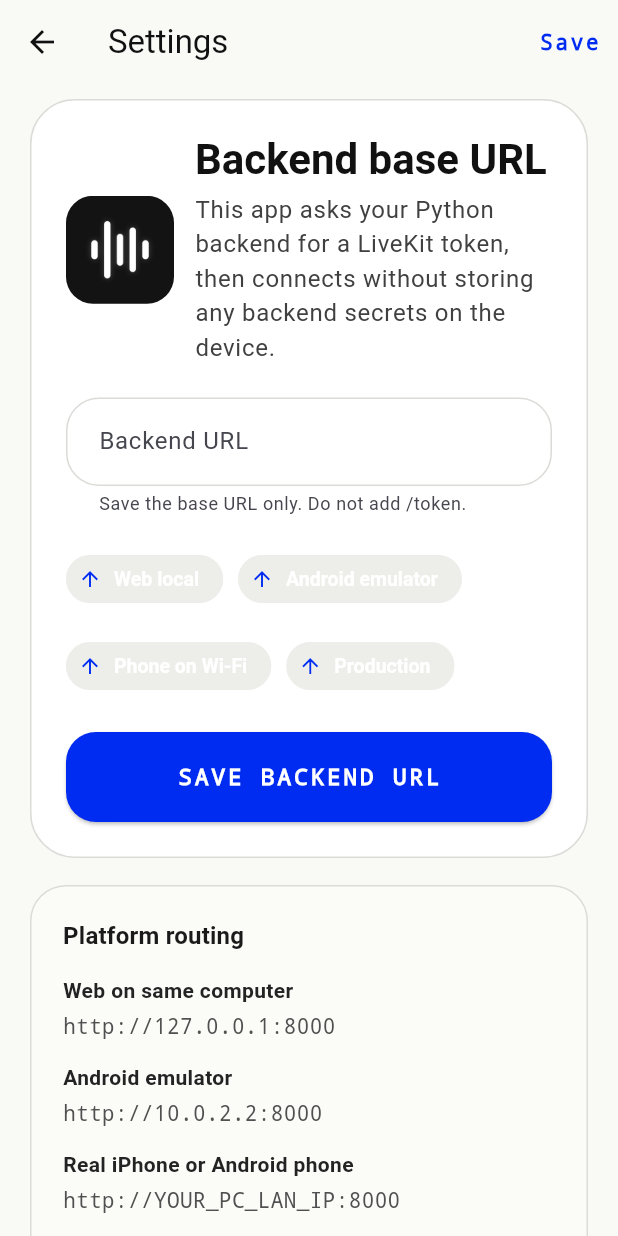
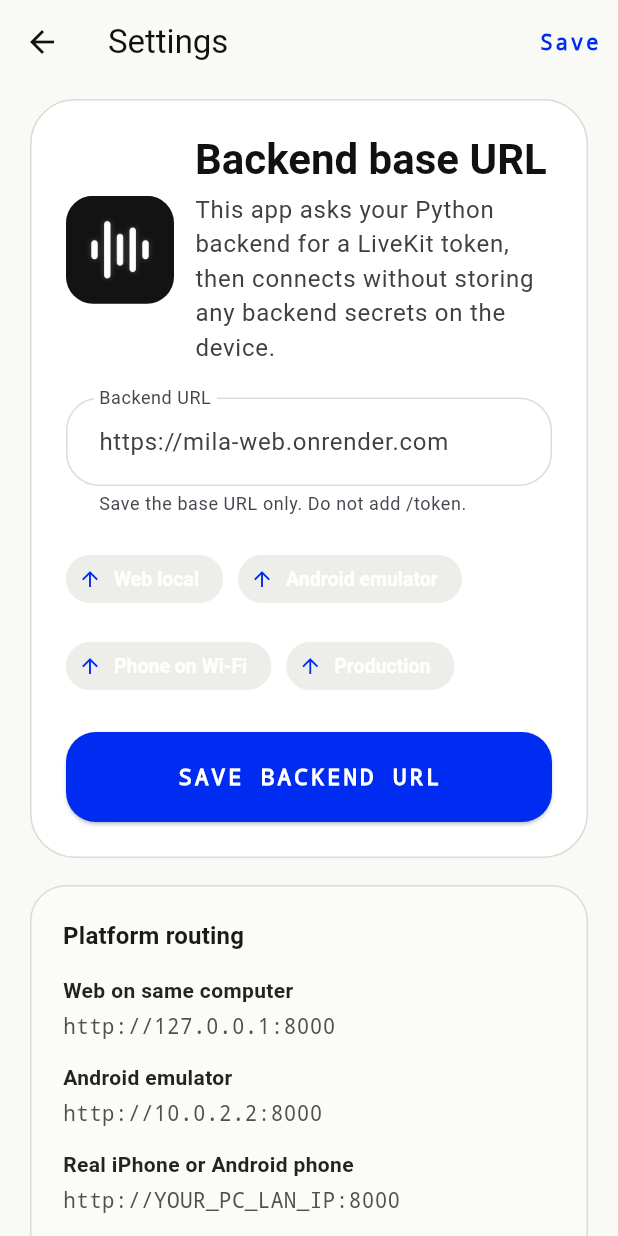
Before and after one commit to Shmirzaev/Mila-Backend, a Flutter app: the SettingsScreen screen opened directly, on a phone screen of 412 x 824 dp. Run offline on Flutter 3.47's test engine with Material 3 defaults, Android fonts, the phone set to English and light mode, and no system bars; our stand-ins replace flutter_secure_storage, permission_handler; missing offline and left inert: livekit_client; accounts and stored records are empty; network calls fail.

Commit message:
Bundle web backend URL in build

```diff
--- a/mila_flutter_app/lib/app_config.dart
+++ b/mila_flutter_app/lib/app_config.dart
@@ -3,6 +3,7 @@ class AppConfig {
 
   static const String defaultBackendBaseUrl = String.fromEnvironment(
     'MILA_DEFAULT_BACKEND_URL',
+    defaultValue: 'https://mila-web.onrender.com',
   );
 
   static const bool autoConnectOnLaunch = bool.fromEnvironment(
```
Also changed, not shown: 1 other file.
